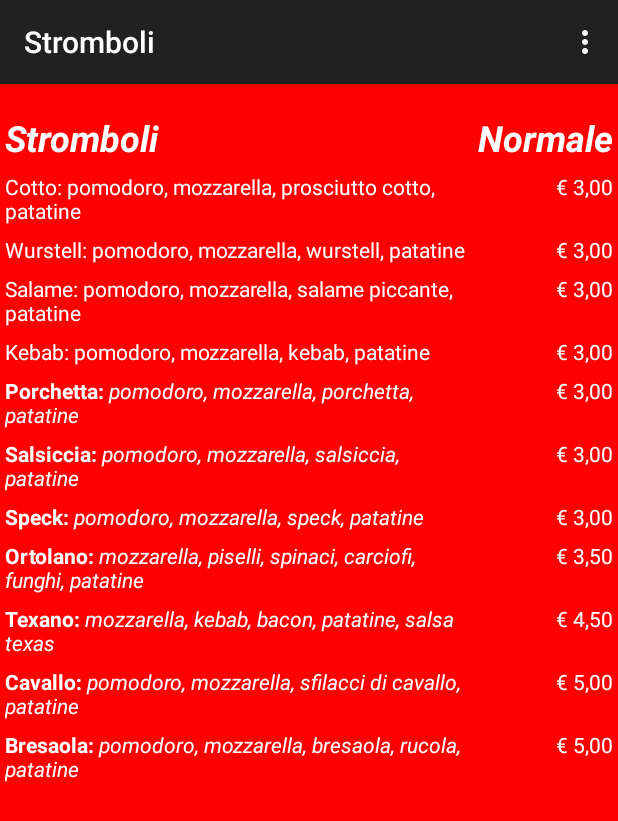
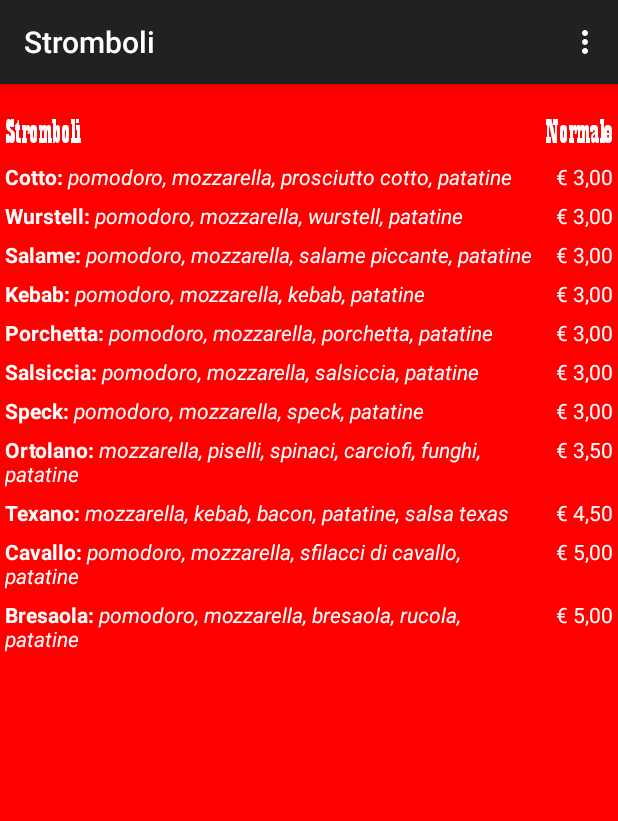
Before and after one commit to Aleinux/TexasMenu, an Android app: the Stromboli screen opened directly, with no data from a screen before it, on a phone screen of 412 x 824 dp. Shown: the top 821 px of the screen. Run offline under Robolectric (Android 15) with nearby library versions, the phone set to English and light mode, and no system bars.

Commit message:
Correzione prezzi ed aggiornamento munu stromboli

```diff
--- a/app/src/main/java/com/texasfoodmenu/aleinux/texasfoodmenu/MainActivity.java
+++ b/app/src/main/java/com/texasfoodmenu/aleinux/texasfoodmenu/MainActivity.java
@@ -104,6 +104,9 @@ public class MainActivity extends AppCompatActivity {
                 Intent i = new Intent(MainActivity.this, info.class);
                 startActivity(i);
                 return true;
+            case R.id.exit:
+                finish();
+                return true;
             default:
                 return super.onOptionsItemSelected(item);
 
--- a/app/src/main/java/com/texasfoodmenu/aleinux/texasfoodmenu/Pizze.java
+++ b/app/src/main/java/com/texasfoodmenu/aleinux/texasfoodmenu/Pizze.java
@@ -15,8 +15,6 @@ import android.widget.TextView;
 
 public class Pizze extends AppCompatActivity {
 
-    private TableLayout tab;
-    private Matrix matrix = new Matrix();
     private float mScale = 1f;
     private ScaleGestureDetector scaleGestureDetector;
 
--- a/app/src/main/java/com/texasfoodmenu/aleinux/texasfoodmenu/Salse.java
+++ b/app/src/main/java/com/texasfoodmenu/aleinux/texasfoodmenu/Salse.java
@@ -12,6 +12,7 @@ public class Salse extends AppCompatActivity {
     protected void onCreate(Bundle savedInstanceState) {
         super.onCreate(savedInstanceState);
         setContentView(R.layout.activity_salse);
+
     }
 
     @Override
--- a/app/src/main/java/com/texasfoodmenu/aleinux/texasfoodmenu/Stromboli.java
+++ b/app/src/main/java/com/texasfoodmenu/aleinux/texasfoodmenu/Stromboli.java
@@ -1,10 +1,12 @@
 package com.texasfoodmenu.aleinux.texasfoodmenu;
 
 import android.content.Intent;
+import android.graphics.Typeface;
 import android.support.v7.app.AppCompatActivity;
 import android.os.Bundle;
 import android.view.Menu;
 import android.view.MenuItem;
+import android.widget.TextView;
 
 public class Stromboli extends AppCompatActivity {
 
@@ -12,6 +14,11 @@ public class Stromboli extends AppCompatActivity {
     protected void onCreate(Bundle savedInstanceState) {
         super.onCreate(savedInstanceState);
         setContentView(R.layout.activity_stromboli);
+
+        //font personalizzato
+        Typeface typeface = Typeface.createFromAsset(getAssets(),"Playbill.ttf");
+        ((TextView) findViewById(R.id.textStromboli)).setTypeface(typeface);
+        ((TextView) findViewById(R.id.textNormale)).setTypeface(typeface);
     }
 
     @Override
--- a/app/src/main/res/layout/activity_insalate.xml
+++ b/app/src/main/res/layout/activity_insalate.xml
@@ -18,12 +18,16 @@
             <TextView
                 android:layout_column="1"
                 android:text="@string/insalate"
+                android:textSize="24sp"
+                android:id="@+id/textInsalate"
                 android:padding="3dip"
                 android:textStyle="bold|italic"
                 android:layout_span="2"
                 android:textColor="#000000" />
             <TextView
                 android:text="@string/normale"
+                android:textSize="24sp"
+                android:id="@+id/textNormale"
                 android:gravity="end"
                 android:padding="3dip"
                 android:textStyle="bold|italic"
--- /dev/null
+++ b/app/src/main/res/layout/activity_maps.xml
@@ -0,0 +1,5 @@
+<fragment xmlns:android="http://schemas.android.com/apk/res/android"
+    xmlns:tools="http://schemas.android.com/tools" android:layout_width="match_parent"
+    android:layout_height="match_parent" android:id="@+id/map"
+    tools:context="com.texasfoodmenu.aleinux.texasfoodmenu.MapsActivity"
+    android:name="com.google.android.gms.maps.SupportMapFragment" />
--- a/app/src/main/res/layout/activity_panini.xml
+++ b/app/src/main/res/layout/activity_panini.xml
@@ -18,12 +18,16 @@
             <TextView
                 android:layout_column="1"
                 android:text="@string/panini"
+                android:textSize="24sp"
+                android:id="@+id/textPanini"
                 android:padding="3dip"
                 android:textStyle="bold|italic"
                 android:layout_span="2"
                 android:textColor="#000000" />
             <TextView
                 android:text="@string/normale"
+                android:textSize="24sp"
+                android:id="@+id/textNormale"
                 android:gravity="end"
                 android:padding="3dip"
                 android:textStyle="bold|italic"
--- a/app/src/main/res/layout/activity_piadine.xml
+++ b/app/src/main/res/layout/activity_piadine.xml
@@ -17,12 +17,16 @@
             <TextView
                 android:layout_column="1"
                 android:text="@string/piadine"
+                android:textSize="24sp"
+                android:id="@+id/textPiadine"
                 android:padding="3dip"
                 android:textStyle="bold|italic"
                 android:layout_span="2"
                 android:textColor="#000000" />
             <TextView
                 android:text="@string/normale"
+                android:textSize="24sp"
+                android:id="@+id/textNormale"
                 android:gravity="end"
                 android:padding="3dip"
                 android:textStyle="bold|italic"
--- a/app/src/main/res/layout/activity_stromboli.xml
+++ b/app/src/main/res/layout/activity_stromboli.xml
@@ -18,6 +18,7 @@
         <TableRow>
             <TextView
                 android:layout_column="1"
+                android:id="@+id/textStromboli"
                 android:text="@string/stromboli"
                 android:textSize="24sp"
                 android:padding="3dip"
@@ -26,6 +27,7 @@
                 android:textColor="@color/white" />
             <TextView
                 android:textSize="24sp"
+                android:id="@+id/textNormale"
                 android:text="@string/normale"
                 android:gravity="end"
                 android:padding="3dip"
--- a/app/src/main/res/layout/activity_stuzzicheria.xml
+++ b/app/src/main/res/layout/activity_stuzzicheria.xml
@@ -18,12 +18,16 @@
             <TextView
                 android:layout_column="1"
                 android:text="@string/stuzzicheria"
+                android:textSize="24sp"
+                android:id="@+id/textStuzzicheria"
                 android:padding="3dip"
                 android:textStyle="bold|italic"
                 android:layout_span="2"
                 android:textColor="#000000" />
             <TextView
                 android:text="@string/normale"
+                android:textSize="24sp"
+                android:id="@+id/textNormale"
                 android:gravity="end"
                 android:padding="3dip"
                 android:textStyle="bold|italic"
--- a/app/src/main/res/menu/menu_main.xml
+++ b/app/src/main/res/menu/menu_main.xml
@@ -7,4 +7,9 @@
         android:title="@string/action_settings"
         android:orderInCategory="100"
         app:showAsAction="never" />
+    <item
+        android:id="@+id/exit"
+        android:title="@string/esci"
+        android:orderInCategory="101"
+        app:showAsAction="never" />
 </menu>
--- a/app/src/main/res/values/strings.xml
+++ b/app/src/main/res/values/strings.xml
@@ -153,6 +153,10 @@
     <string name="vegetariana_insalate"><b>Vegetariana:</b> <i>melanzane, zucchine, funghi, radicchio, provola</i></string>
 
     //stromboli
+    <string name="cotto_stromboli"><b>Cotto:</b> <i>pomodoro, mozzarella, prosciutto cotto, patatine</i></string>
+    <string name="wurstell_stromboli"><b>Wurstell:</b> <i>pomodoro, mozzarella, wurstell, patatine</i></string>
+    <string name="salame_stromboli"><b>Salame:</b> <i>pomodoro, mozzarella, salame piccante, patatine</i></string>
+    <string name="kebab_stromboli"><b>Kebab:</b> <i>pomodoro, mozzarella, kebab, patatine</i></string>
     <string name="porchetta_stromboli"><b>Porchetta:</b> <i>pomodoro, mozzarella, porchetta, patatine</i></string>
     <string name="salsiccia_stromboli"><b>Salsiccia:</b> <i>pomodoro, mozzarella, salsiccia, patatine</i></string>
     <string name="speck_stromboli"><b>Speck:</b> <i>pomodoro, mozzarella, speck, patatine</i></string>
@@ -187,6 +191,7 @@
     <string name="e1300">€ 13,00</string>
     <string name="e1400">€ 14,00</string>
 
+    //Nomi delle pagine
     <string name="title_activity_main2">Main2Activity</string>
     <string name="title_activity_pizze">Pizze</string>
     <string name="title_activity_panini">Panini</string>
@@ -199,10 +204,10 @@
     <string name="prodotto_surgelato">* prodotto surgelato</string>
     <string name="title_activity_info">info</string>
 
-    <string name="createdby">created by: Alessandro Buscema</string>
-    <string name="info">di Pasquale Vittoria e Daniela Cilia\nViale della Resistenza, 70 Comiso (RG)\nINFO e PRENOZAZIONI</string>
-    <string name="cotto_stromboli">Cotto: pomodoro, mozzarella, prosciutto cotto, patatine</string>
-    <string name="wurstell_stromboli">Wurstell: pomodoro, mozzarella, wurstell, patatine</string>
-    <string name="salame_stromboli">Salame: pomodoro, mozzarella, salame piccante, patatine</string>
-    <string name="kebab_stromboli">Kebab: pomodoro, mozzarella, kebab, patatine</string>
+    //Stringhe pagina info
+    <string name="info">di Pasquale Vittoria\nViale della Resistenza, 70 Comiso (RG)\nINFO e PRENOZAZIONI</string>
+    <string name="createdby">realizzata da: Alessandro Buscema</string>
+    <string name="esci">esci</string>
+    <string name="title_activity_maps">Map</string>
+
 </resources>
```
Also changed, not shown: app/build.gradle (+10 -2 lines), app/src/main/AndroidManifest.xml (+23 -3 lines), app/src/main/java/com/texasfoodmenu/aleinux/texasfoodmenu/Insalate.java (+7 -0 lines), app/src/main/java/com/texasfoodmenu/aleinux/texasfoodmenu/MapsActivity.java (added, +65 -0 lines), app/src/main/java/com/texasfoodmenu/aleinux/texasfoodmenu/Panini.java (+7 -0 lines), app/src/main/java/com/texasfoodmenu/aleinux/texasfoodmenu/Piadine.java (+7 -0 lines), app/src/main/java/com/texasfoodmenu/aleinux/texasfoodmenu/Stuzzicheria.java (+7 -0 lines), app/src/main/res/layout/activity_main.xml (+0 -8 lines), 1 other file.
